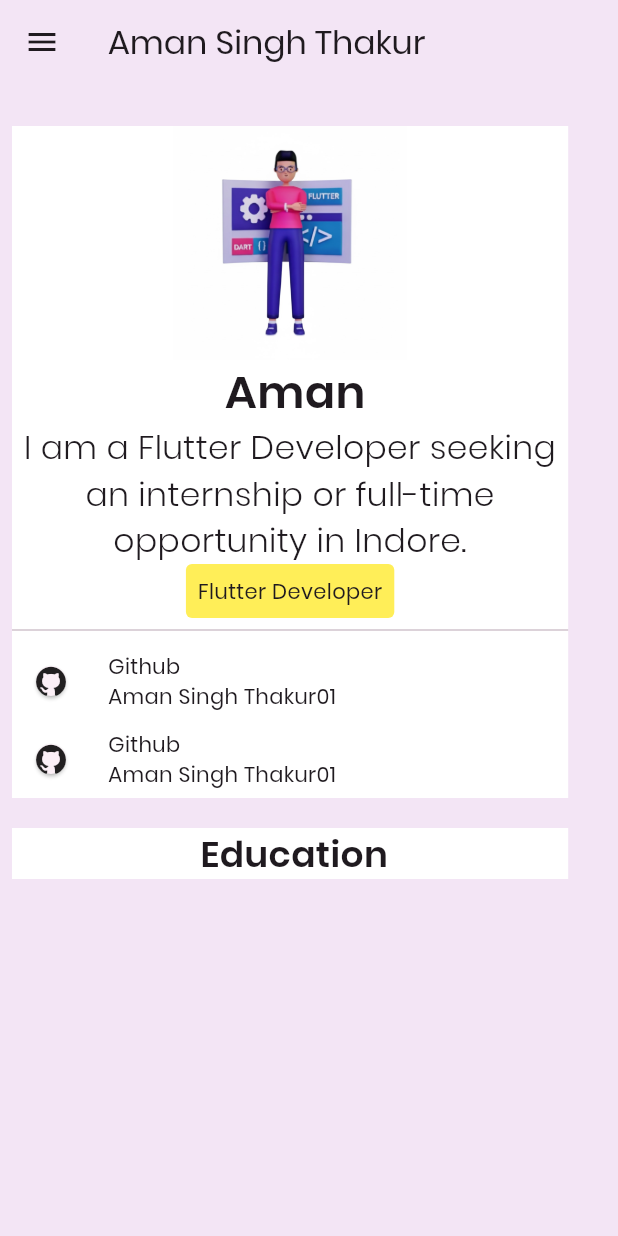
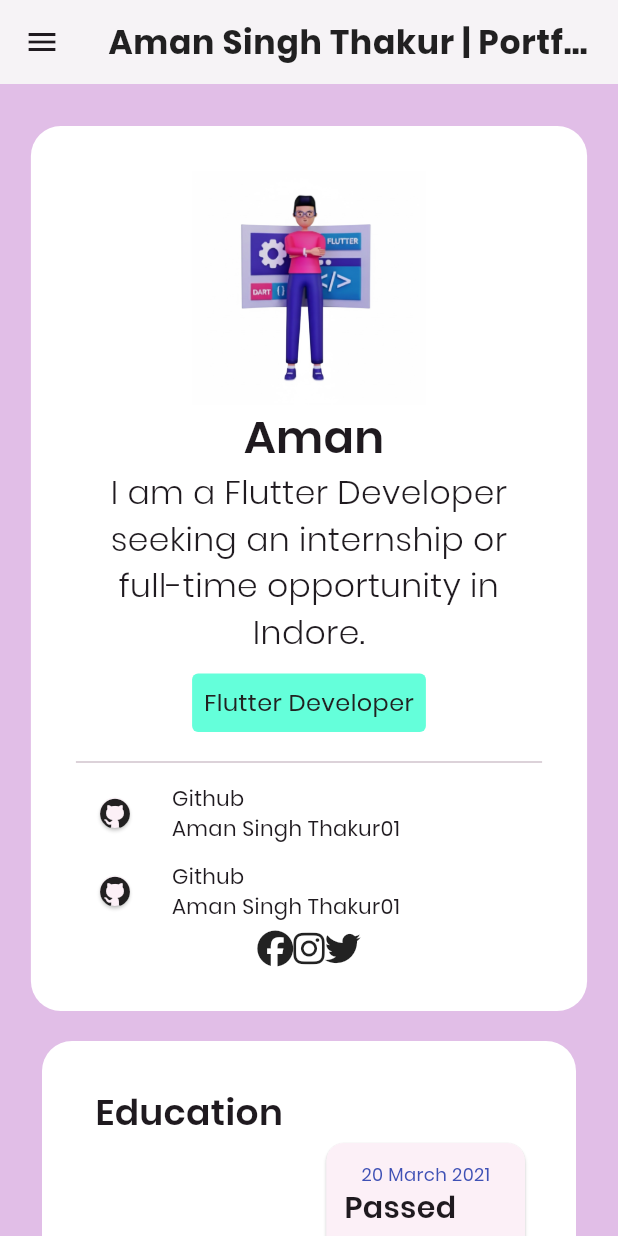
Before and after one commit to AmanSinghThakur01/Portfolio, a Flutter app: the screen it shows after launch, on a phone screen of 412 x 824 dp. Run offline on Flutter 3.47's test engine with Material 3 defaults, Android fonts, the phone set to English and light mode, and no system bars; our stand-ins replace font_awesome_flutter, timelines_plus.

Commit message:
added all neccesary social media icon

```diff
--- a/lib/main.dart
+++ b/lib/main.dart
@@ -17,7 +17,7 @@
 
         colorScheme: ColorScheme.fromSeed(
           seedColor: Colors.purple,
-          surface: Colors.purple.shade50,
+          surface: Colors.purple.shade100,
         ),
         useMaterial3: true,
         fontFamily: "custom",
--- a/lib/screens/about.dart
+++ b/lib/screens/about.dart
@@ -1,5 +1,7 @@
 import 'package:flutter/material.dart';
 import 'package:font_awesome_flutter/font_awesome_flutter.dart';
+import 'package:portfolio/utils/socialrow.dart';
+
 class About extends StatefulWidget {
   const About({super.key});
 
@@ -13,11 +15,12 @@
     final screenWidth = MediaQuery.of(context).size.width;
 
     return Container(
-      margin: EdgeInsets.only(
-        top: 20.0,
-      ),
+      margin: EdgeInsets.only(top: 20.0),
       width: screenWidth < 900 ? screenWidth * 0.9 : screenWidth * 0.3,
-      decoration: const BoxDecoration(color: Colors.white),
+      decoration: BoxDecoration(
+        borderRadius: BorderRadius.circular(20),
+        color: Colors.white, ),
+      padding: EdgeInsets.all(30),
       child: Column(
         children: [
           Image.asset("assets/dev.png", height: 156),
@@ -31,56 +34,46 @@
             style: TextStyle(fontSize: 22, fontWeight: FontWeight.w300),
           ),
           Container(
+            margin: EdgeInsets.all(12),
             padding: EdgeInsets.symmetric(horizontal: 8, vertical: 8),
             decoration: BoxDecoration(
-              color: Colors.yellow.shade400,
+              color: Colors.tealAccent.shade200,
               borderRadius: BorderRadius.circular(4),
             ),
-            child: Text('Flutter Developer'),
+            child: Text( 'Flutter Developer',style: TextStyle(fontSize: 16, color: Colors.grey.shade900 ),),
           ),
           Divider(),
           Container(
             child: Row(
-
               children: [
                 Padding(
                   padding: const EdgeInsets.all(12.0),
-                  child: Card(child: Icon(FontAwesomeIcons.github, size: 20,)),
+                  child: Card(child: Icon(FontAwesomeIcons.github, size: 20)),
                 ),
-                SizedBox(width: 12.0,),
+                SizedBox(width: 12.0),
                 Column(
                   crossAxisAlignment: CrossAxisAlignment.start,
-                  children: [
-                    Text("Github"),
-                    Text("Aman Singh Thakur01"),
-                  ],
-                )
+                  children: [Text("Github"), Text("Aman Singh Thakur01")],
+                ),
               ],
             ),
           ),
           Container(
             child: Row(
-
               children: [
                 Padding(
                   padding: const EdgeInsets.all(12.0),
-                  child: Card(child: Icon(FontAwesomeIcons.github, size: 20,)),
+                  child: Card(child: Icon(FontAwesomeIcons.github, size: 20)),
                 ),
-                SizedBox(width: 12.0,),
+                SizedBox(width: 12.0),
                 Column(
                   crossAxisAlignment: CrossAxisAlignment.start,
-                  children: [
-                    Text("Github"),
-                    Text("Aman Singh Thakur01"),
-                  ],
-                )
+                  children: [Text("Github"), Text("Aman Singh Thakur01")],
+                ),
               ],
             ),
-          )
-          ,
-
-
-
+          ),
+          Socialrow(),
         ],
       ),
     );
--- a/lib/screens/education.dart
+++ b/lib/screens/education.dart
@@ -1,4 +1,5 @@
 import 'package:flutter/material.dart';
+import 'package:timelines_plus/timelines_plus.dart';
 
 class Education extends StatefulWidget {
   const Education({super.key});
@@ -13,17 +14,46 @@
     final screenWidth = MediaQuery.of(context).size.width;
 
     return Container(
-      margin: EdgeInsets.only(
-        top: 20.0,
+      margin: EdgeInsets.all(
+         20.0,
       ),
       width: screenWidth < 900 ? screenWidth * 0.9 : screenWidth * 0.5,
       decoration: BoxDecoration(
+        borderRadius: BorderRadius.circular(20),
         color: Colors.white,
       ),
+      padding: EdgeInsets.all(30),
       child: Column(
+        crossAxisAlignment: CrossAxisAlignment.start,
         children: [
           Text(" Education",style: TextStyle(fontSize: 24, fontWeight: FontWeight.w600),
           ),
+          Timeline.tileBuilder(
+              shrinkWrap: true,
+              physics: NeverScrollableScrollPhysics(),
+              builder: TimelineTileBuilder.connected(itemCount: 4 , contentsAlign: ContentsAlign.alternating,
+          contentsBuilder: (context, index) {
+            return Card(
+              child: Padding(
+                padding: EdgeInsets.all(12),
+                child: Column(
+                  children: [
+                    Text("20 March 2021" , style: TextStyle(fontSize: 12, color: Colors.indigo),),
+                    Text("Passed 10th",style: TextStyle(fontSize: 20, fontWeight: FontWeight.w600),),
+                    Text("Scored 82% in Class 10 from St. Paul School, Jawar ", style: TextStyle(fontSize: 14, color: Colors.grey.shade700),),
+                  ],
+                )
+              ),
+            );
+          },
+                indicatorBuilder: (context, index) {
+                  return DotIndicator(color: Colors.tealAccent,);
+                },
+connectorBuilder: (context, index, type) {
+  return SolidLineConnector();
+},
+          )
+          )
         ],
       ),
     );
--- a/lib/screens/portfolio.dart
+++ b/lib/screens/portfolio.dart
@@ -28,7 +28,17 @@
         .width > 700 ? false : true;
     return Scaffold(
         appBar: AppBar(
-          title: Text("Aman Singh Thakur"),
+          backgroundColor: Colors.white,
+          elevation: 2,
+          centerTitle: true,
+          title: const Text(
+            "Aman Singh Thakur | Portfolio",
+            style: TextStyle(
+              color: Colors.black87,
+              fontWeight: FontWeight.bold,
+              letterSpacing: 0.5,
+            ),
+          ),
           actions: isMobile ? null : navItems,
         ),
         drawer: isMobile ?
@@ -40,6 +50,7 @@
       body: SingleChildScrollView(
         child: Padding(
           padding: const EdgeInsets.all(8.0),
+          child: Center(
             child: Column(
               children: [
                 Wrap(
@@ -52,6 +63,7 @@
               ],
             ),
           ),
+        ),
       )
     );
 
--- /dev/null
+++ b/lib/utils/animated_contact.dart
@@ -0,0 +1,14 @@
+import 'package:flutter/material.dart';
+class AnimatedContact extends StatefulWidget {
+  const AnimatedContact({super.key});
+
+  @override
+  State<AnimatedContact> createState() => _AnimatedContactState();
+}
+
+class _AnimatedContactState extends State<AnimatedContact> {
+  @override
+  Widget build(BuildContext context) {
+    return InkWell();
+  }
+}
--- /dev/null
+++ b/lib/utils/socialrow.dart
@@ -0,0 +1,18 @@
+import 'package:flutter/material.dart';
+import 'package:font_awesome_flutter/font_awesome_flutter.dart';
+class Socialrow extends StatelessWidget {
+  const Socialrow({super.key});
+
+  @override
+  Widget build(BuildContext context) {
+    return Row(
+      crossAxisAlignment: CrossAxisAlignment.center,
+     mainAxisAlignment: MainAxisAlignment.center,
+      children: [
+        FaIcon(FontAwesomeIcons.facebook),
+        FaIcon(FontAwesomeIcons.instagram),
+        FaIcon(FontAwesomeIcons.twitter),
+      ],
+    );
+  }
+}
```
Lines whose indentation alone changed are shown as unchanged.
